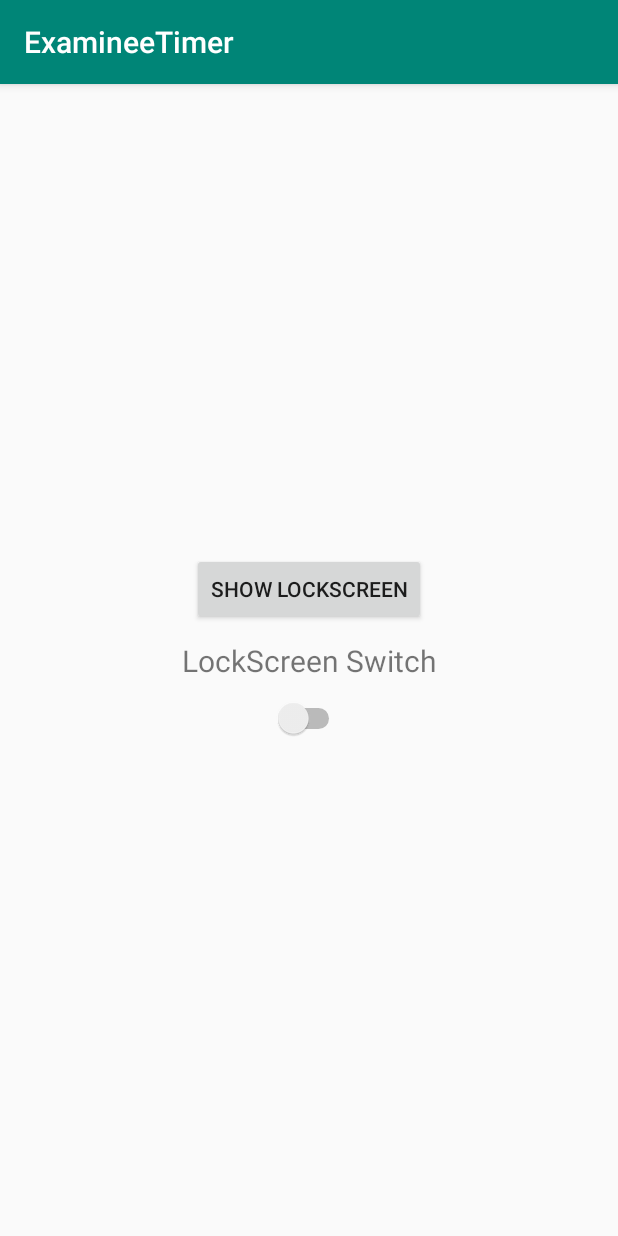
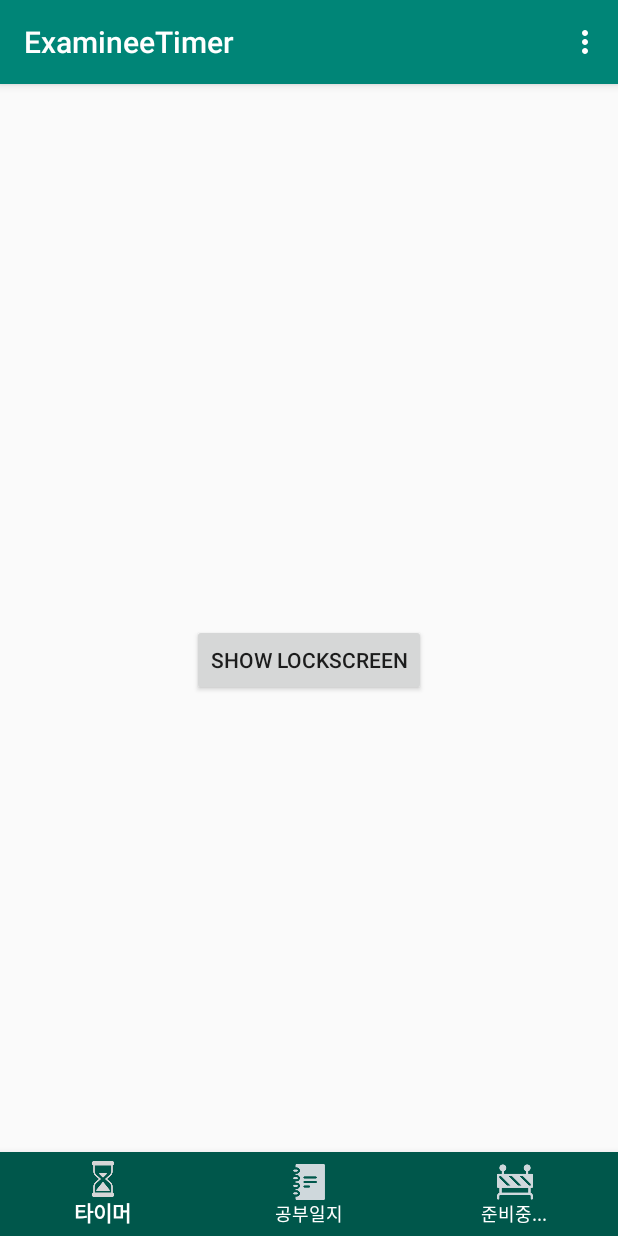
Before and after one commit to Voo-Up/GenuineTimer, an Android app: the screen it shows after launch (MainActivity), on a phone screen of 412 x 824 dp. Run offline under Robolectric (Android 15) with nearby library versions, the phone set to English and light mode, and no system bars.

Commit message:
3단 UI 와꾸 구성
개그튼 와꾸 일단 가닥 잡음

```diff
--- a/AndroidProject/ExamineeTimer/app/build.gradle
+++ b/AndroidProject/ExamineeTimer/app/build.gradle
@@ -28,6 +28,7 @@
     implementation 'androidx.appcompat:appcompat:1.0.2'
     implementation 'androidx.constraintlayout:constraintlayout:1.1.3'
     implementation 'com.ncorti:slidetoact:0.7.0'
+    implementation 'com.google.android.material:material:1.1.0'
     testImplementation 'junit:junit:4.12'
     androidTestImplementation 'androidx.test.ext:junit:1.1.0'
     androidTestImplementation 'androidx.test.espresso:espresso-core:3.1.1'
--- /dev/null
+++ b/AndroidProject/ExamineeTimer/app/src/main/java/com/example/examineetimer/DiaryFragment.java
@@ -0,0 +1,21 @@
+package com.example.examineetimer;
+
+import android.os.Bundle;
+import android.view.LayoutInflater;
+import android.view.View;
+import android.view.ViewGroup;
+
+import androidx.annotation.NonNull;
+import androidx.annotation.Nullable;
+import androidx.fragment.app.Fragment;
+
+public class DiaryFragment extends Fragment {
+
+    public DiaryFragment(){}
+    @Nullable
+    @Override
+    public View onCreateView(@NonNull LayoutInflater inflater, @Nullable ViewGroup container, @Nullable Bundle savedInstanceState) {
+        //return super.onCreateView(inflater, container, savedInstanceState);
+        return inflater.inflate(R.layout.fragment_diary, container, false);
+    }
+}
--- a/AndroidProject/ExamineeTimer/app/src/main/java/com/example/examineetimer/MainActivity.java
+++ b/AndroidProject/ExamineeTimer/app/src/main/java/com/example/examineetimer/MainActivity.java
@@ -1,27 +1,91 @@
 package com.example.examineetimer;
 
+import androidx.annotation.NonNull;
 import androidx.appcompat.app.AppCompatActivity;
+import androidx.appcompat.view.menu.MenuBuilder;
+import androidx.viewpager.widget.ViewPager;
 
 import android.content.Context;
 import android.content.Intent;
 import android.os.Bundle;
+import android.util.Log;
+import android.view.Menu;
+import android.view.MenuItem;
 import android.view.View;
 import android.widget.Button;
 
+import com.google.android.material.bottomnavigation.BottomNavigationView;
+
 public class MainActivity extends AppCompatActivity {
-    private Context mContext = this;
+    final private String TAG = "MainActivity";
+
+    private ViewPager vpContainer;
+    private BottomNavigationView botnavMain;
+    private MenuItem prevBottomNavigationItem;
+
     @Override
     protected void onCreate(Bundle savedInstanceState) {
         super.onCreate(savedInstanceState);
         setContentView(R.layout.activity_main);
 
-        Button btnOpenLockscreen = (Button)findViewById(R.id.btn_open_lockscreen);
-        btnOpenLockscreen.setOnClickListener(new View.OnClickListener() {
+        vpContainer = (ViewPager)findViewById(R.id.container);
+        botnavMain = (BottomNavigationView)findViewById(R.id.botnav_main);
+
+        SectionsPagerAdapter sectionsPagerAdapter = new SectionsPagerAdapter(getSupportFragmentManager(), 3);
+        vpContainer.setAdapter(sectionsPagerAdapter);
+        vpContainer.setCurrentItem(0);
+        prevBottomNavigationItem = botnavMain.getMenu().getItem(0);
+        botnavMain.setOnNavigationItemSelectedListener(new BottomNavigationView.OnNavigationItemSelectedListener() {
             @Override
-            public void onClick(View v) {
-                Intent intent = new Intent(mContext, LockscreenActivity.class);
-                startActivity(intent);
+            public boolean onNavigationItemSelected(@NonNull MenuItem item) {
+                switch (item.getItemId()) {
+                    case R.id.itm_timer:
+                        Log.i(TAG, "Select Item 1");
+                        vpContainer.setCurrentItem(0);
+                        return true;
+                    case R.id.itm_diary:
+                        Log.i(TAG, "Select Item 2");
+                        vpContainer.setCurrentItem(1);
+                        return true;
+                    case R.id.itm_prepare:
+                        Log.i(TAG, "Select Item 3");
+                        vpContainer.setCurrentItem(2);
+                        return true;
+                }
+                return false;
+            }
+        });
+
+        vpContainer.addOnPageChangeListener(new ViewPager.OnPageChangeListener() {
+            @Override
+            public void onPageScrolled(int position, float positionOffset, int positionOffsetPixels) {
+
+            }
+
+            @Override
+            public void onPageSelected(int position) {
+                if (prevBottomNavigationItem != null) {
+                    prevBottomNavigationItem.setChecked(false);
+                }
+                prevBottomNavigationItem = botnavMain.getMenu().getItem(position);
+                prevBottomNavigationItem.setChecked(true);
+            }
+
+            @Override
+            public void onPageScrollStateChanged(int state) {
+
             }
         });
     }
+
+    @Override
+    public boolean onCreateOptionsMenu(Menu menu) {
+        getMenuInflater().inflate(R.menu.menu_bot_navigation_items, menu);
+
+        if(menu instanceof MenuBuilder){
+            MenuBuilder m = (MenuBuilder) menu;
+            m.setOptionalIconsVisible(true);
+        }
+        return super.onCreateOptionsMenu(menu);
+    }
 }
--- /dev/null
+++ b/AndroidProject/ExamineeTimer/app/src/main/java/com/example/examineetimer/SectionsPagerAdapter.java
@@ -0,0 +1,45 @@
+package com.example.examineetimer;
+
+import android.content.Context;
+import android.view.View;
+import android.view.ViewGroup;
+
+import androidx.annotation.NonNull;
+import androidx.fragment.app.Fragment;
+import androidx.fragment.app.FragmentManager;
+import androidx.fragment.app.FragmentStatePagerAdapter;
+import androidx.viewpager.widget.PagerAdapter;
+
+public class SectionsPagerAdapter extends FragmentStatePagerAdapter {
+    Context mContext;
+    int mNumOfTabs;
+
+    public SectionsPagerAdapter(FragmentManager fm, int NumOfTabs) {
+        super(fm);
+        this.mNumOfTabs = NumOfTabs;
+    }
+
+    @NonNull
+    @Override
+    public Fragment getItem(int position) {
+        switch (position) {
+            case 0:
+                TimerFragment timerFragment = new TimerFragment();
+                return timerFragment;
+            case 1:
+                DiaryFragment diaryFragment = new DiaryFragment();
+                return diaryFragment;
+            case 2:
+                PrepareFragment prepareFragment = new PrepareFragment();
+                return prepareFragment;
+            default:
+                return null;
+        }
+    }
+
+    @Override
+    public int getCount() {
+        return this.mNumOfTabs;
+    }
+
+}
--- /dev/null
+++ b/AndroidProject/ExamineeTimer/app/src/main/java/com/example/examineetimer/TimerFragment.java
@@ -0,0 +1,33 @@
+package com.example.examineetimer;
+
+import android.content.Intent;
+import android.os.Bundle;
+import android.view.LayoutInflater;
+import android.view.View;
+import android.view.ViewGroup;
+import android.widget.Button;
+
+import androidx.annotation.NonNull;
+import androidx.annotation.Nullable;
+import androidx.fragment.app.Fragment;
+
+public class TimerFragment extends Fragment {
+
+    public TimerFragment(){}
+
+    @Nullable
+    @Override
+    public View onCreateView(@NonNull LayoutInflater inflater, @Nullable ViewGroup container, @Nullable Bundle savedInstanceState) {
+        View v = inflater.inflate(R.layout.fragment_timer, container, false);
+
+        Button btnOpenLockscreen = (Button)v.findViewById(R.id.btn_open_lockscreen);
+        btnOpenLockscreen.setOnClickListener(new View.OnClickListener() {
+            @Override
+            public void onClick(View v) {
+                Intent intent = new Intent(getContext(), LockscreenActivity.class);
+                startActivity(intent);
+            }
+        });
+        return v;
+    }
+}
--- /dev/null
+++ b/AndroidProject/ExamineeTimer/app/src/main/res/color/bottom_section_color.xml
@@ -0,0 +1,5 @@
+<?xml version="1.0" encoding="utf-8"?>
+<selector xmlns:android="http://schemas.android.com/apk/res/android">
+    <item android:state_checked="true" android:color="@color/defaultAccent" />
+    <item android:color="#CFD8DC"  />
+</selector>
--- a/AndroidProject/ExamineeTimer/app/src/main/res/layout/activity_main.xml
+++ b/AndroidProject/ExamineeTimer/app/src/main/res/layout/activity_main.xml
@@ -6,34 +6,24 @@
     android:layout_height="match_parent"
     tools:context=".MainActivity">
 
-    <Button
-        android:id="@+id/btn_open_lockscreen"
-        android:layout_width="wrap_content"
+    <!-- Main content -->
+    <androidx.viewpager.widget.ViewPager
+        android:id="@+id/container"
+        android:layout_width="match_parent"
+        android:layout_height="match_parent"
+        app:layout_constraintBottom_toTopOf="@+id/botnav_main"
+        app:layout_behavior="@string/appbar_scrolling_view_behavior" />
+
+    <com.google.android.material.bottomnavigation.BottomNavigationView
+        android:id="@+id/botnav_main"
+        android:layout_width="match_parent"
         android:layout_height="wrap_content"
-        android:layout_marginBottom="10dp"
-        android:text="@string/showLockScreenText"
-        app:layout_constraintBottom_toTopOf="@+id/lockScreenSwitchText"
-        app:layout_constraintEnd_toEndOf="parent"
-        app:layout_constraintStart_toStartOf="parent" />
+        android:layout_gravity="bottom"
+        android:background="@color/colorPrimaryDark"
+        app:itemTextColor="@color/whiteColor"
+        app:itemIconTint="@color/bottom_section_color"
+        app:layout_constraintBottom_toBottomOf="parent"
+        app:menu="@menu/menu_bot_navigation_items"/>
 
-    <TextView
-        android:id="@+id/lockScreenSwitchText"
-        android:layout_width="wrap_content"
-        android:layout_height="wrap_content"
-        android:textSize="@dimen/lc_switch_textsize"
-        android:text="@string/lockScreenSwitchText"
-        app:layout_constraintBottom_toBottomOf="parent"
-        app:layout_constraintEnd_toEndOf="parent"
-        app:layout_constraintStart_toStartOf="parent"
-        app:layout_constraintTop_toTopOf="parent" />
-
-    <Switch
-        android:id="@+id/lockScreeSwitch"
-        android:layout_width="wrap_content"
-        android:layout_height="wrap_content"
-        android:padding="15dp"
-        app:layout_constraintEnd_toEndOf="parent"
-        app:layout_constraintStart_toStartOf="parent"
-        app:layout_constraintTop_toBottomOf="@+id/lockScreenSwitchText" />
 
 </androidx.constraintlayout.widget.ConstraintLayout>
--- /dev/null
+++ b/AndroidProject/ExamineeTimer/app/src/main/res/layout/fragment_timer.xml
@@ -0,0 +1,20 @@
+<androidx.constraintlayout.widget.ConstraintLayout xmlns:android="http://schemas.android.com/apk/res/android"
+    xmlns:app="http://schemas.android.com/apk/res-auto"
+    xmlns:tools="http://schemas.android.com/tools"
+    android:layout_width="match_parent"
+    android:layout_height="match_parent"
+    tools:context=".MainActivity">
+
+    <Button
+        android:id="@+id/btn_open_lockscreen"
+        android:layout_width="wrap_content"
+        android:layout_height="wrap_content"
+        android:layout_marginBottom="10dp"
+        android:layout_margin="200dp"
+        android:text="@string/showLockScreenText"
+        app:layout_constraintTop_toTopOf="parent"
+        app:layout_constraintBottom_toBottomOf="parent"
+        app:layout_constraintEnd_toEndOf="parent"
+        app:layout_constraintStart_toStartOf="parent" />
+
+</androidx.constraintlayout.widget.ConstraintLayout>
--- /dev/null
+++ b/AndroidProject/ExamineeTimer/app/src/main/res/menu/menu_bot_navigation_items.xml
@@ -0,0 +1,16 @@
+<?xml version="1.0" encoding="utf-8"?>
+<menu xmlns:android="http://schemas.android.com/apk/res/android">
+    <item
+        android:id="@+id/itm_timer"
+        android:title="타이머"
+        android:icon="@drawable/ic_sand_timer"
+        android:checked="true"/>
+    <item
+        android:id="@+id/itm_diary"
+        android:title="공부일지"
+        android:icon="@drawable/ic_diary"/>
+    <item
+        android:id="@+id/itm_prepare"
+        android:title="준비중..."
+        android:icon="@drawable/ic_barrier" />
+</menu>
```
Also changed, not shown: AndroidProject/ExamineeTimer/app/src/main/java/com/example/examineetimer/PrepareFragment.java (added, +20 -0 lines), AndroidProject/ExamineeTimer/app/src/main/res/layout/fragment_diary.xml (added, +17 -0 lines), AndroidProject/ExamineeTimer/app/src/main/res/layout/fragment_prepare.xml (added, +17 -0 lines), AndroidProject/ExamineeTimer/app/src/main/res/drawable/ic_barrier.png (added), AndroidProject/ExamineeTimer/app/src/main/res/drawable/ic_diary.png (added), AndroidProject/ExamineeTimer/app/src/main/res/drawable/ic_menu.png (added), AndroidProject/ExamineeTimer/app/src/main/res/drawable/ic_sand_timer.png (added).
